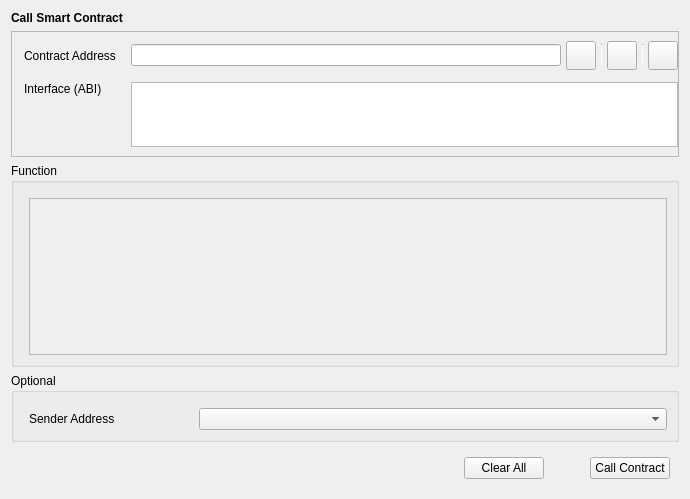
Before: the Qt Designer form src/qt/forms/callcontract.ui in FantasyGold/FantasyGold-Core, drawn with Qt 5.
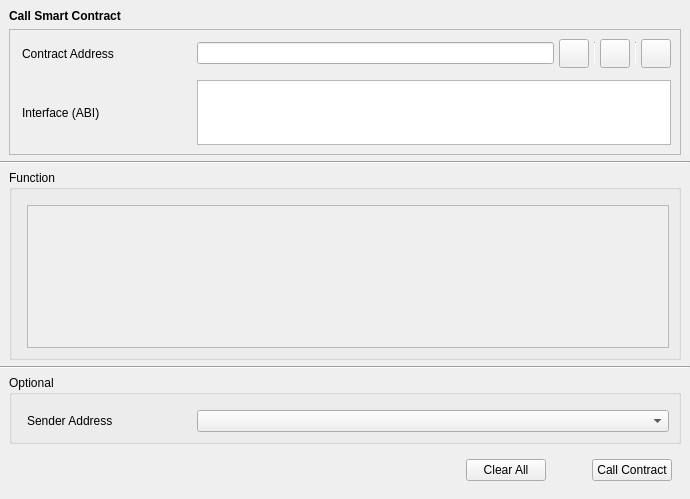
After: the same form once the commit is applied. Custom widgets are drawn as their Qt base class.

```diff
--- a/src/qt/forms/callcontract.ui
+++ b/src/qt/forms/callcontract.ui
@@ -14,6 +14,18 @@
    <string>Form</string>
   </property>
   <layout class="QVBoxLayout" name="verticalLayout">
+   <property name="leftMargin">
+    <number>0</number>
+   </property>
+   <property name="topMargin">
+    <number>9</number>
+   </property>
+   <property name="rightMargin">
+    <number>0</number>
+   </property>
+   <property name="bottomMargin">
+    <number>9</number>
+   </property>
    <item>
     <widget class="QStackedWidget" name="stackedWidget">
      <property name="currentIndex">
@@ -34,6 +46,20 @@
         <number>0</number>
        </property>
        <item>
+        <layout class="QVBoxLayout" name="verticalLayout_5">
+         <property name="leftMargin">
+          <number>9</number>
+         </property>
+         <property name="topMargin">
+          <number>0</number>
+         </property>
+         <property name="rightMargin">
+          <number>9</number>
+         </property>
+         <property name="bottomMargin">
+          <number>0</number>
+         </property>
+         <item>
         <widget class="QLabel" name="labelTitle">
          <property name="font">
           <font>
@@ -72,19 +98,15 @@
             <property name="leftMargin">
              <number>12</number>
             </property>
+              <property name="rightMargin">
+               <number>9</number>
+              </property>
             <property name="horizontalSpacing">
              <number>15</number>
             </property>
             <property name="verticalSpacing">
              <number>12</number>
             </property>
-            <item row="0" column="0">
-             <widget class="QLabel" name="labelContractAddress">
-              <property name="text">
-               <string>Contract Address</string>
-              </property>
-             </widget>
-            </item>
             <item row="1" column="2">
              <widget class="QValidatedTextEdit" name="textEditInterface">
               <property name="sizePolicy">
@@ -188,8 +210,16 @@
               </item>
              </layout>
             </item>
-            <item row="1" column="0" alignment="Qt::AlignTop">
+              <item row="1" column="0">
+               <layout class="QVBoxLayout" name="verticalLayout_10">
+                <item>
              <widget class="QLabel" name="labelInterface">
+                  <property name="minimumSize">
+                   <size>
+                    <width>160</width>
+                    <height>0</height>
+                   </size>
+                  </property>
               <property name="text">
                <string>Interface (ABI)</string>
               </property>
@@ -197,9 +227,51 @@
             </item>
            </layout>
           </item>
+              <item row="0" column="0">
+               <layout class="QVBoxLayout" name="verticalLayout_11">
+                <item>
+                 <widget class="QLabel" name="labelContractAddress">
+                  <property name="minimumSize">
+                   <size>
+                    <width>160</width>
+                    <height>0</height>
+                   </size>
+                  </property>
+                  <property name="text">
+                   <string>Contract Address</string>
+                  </property>
+                 </widget>
+                </item>
+               </layout>
+              </item>
+             </layout>
+            </item>
          </layout>
         </widget>
        </item>
+        </layout>
+       </item>
+       <item>
+        <widget class="Line" name="hContractLine">
+         <property name="orientation">
+          <enum>Qt::Horizontal</enum>
+         </property>
+        </widget>
+       </item>
+       <item>
+        <layout class="QVBoxLayout" name="verticalLayout_7">
+         <property name="leftMargin">
+          <number>9</number>
+         </property>
+         <property name="topMargin">
+          <number>0</number>
+         </property>
+         <property name="rightMargin">
+          <number>9</number>
+         </property>
+         <property name="bottomMargin">
+          <number>0</number>
+         </property>
        <item>
         <widget class="QGroupBox" name="groupBoxFunction">
          <property name="title">
@@ -223,7 +295,7 @@
                <x>0</x>
                <y>0</y>
                <width>640</width>
-               <height>155</height>
+                 <height>116</height>
               </rect>
              </property>
             </widget>
@@ -232,6 +304,29 @@
          </layout>
         </widget>
        </item>
+        </layout>
+       </item>
+       <item>
+        <widget class="Line" name="hContractLine2">
+         <property name="orientation">
+          <enum>Qt::Horizontal</enum>
+         </property>
+        </widget>
+       </item>
+       <item>
+        <layout class="QVBoxLayout" name="verticalLayout_8">
+         <property name="leftMargin">
+          <number>9</number>
+         </property>
+         <property name="topMargin">
+          <number>0</number>
+         </property>
+         <property name="rightMargin">
+          <number>9</number>
+         </property>
+         <property name="bottomMargin">
+          <number>0</number>
+         </property>
        <item>
         <widget class="QGroupBox" name="groupBoxOptional">
          <property name="title">
@@ -283,19 +378,21 @@
         </widget>
        </item>
       </layout>
+       </item>
+      </layout>
      </widget>
     </widget>
    </item>
    <item>
     <layout class="QHBoxLayout" name="horizontalLayout">
      <property name="leftMargin">
-      <number>9</number>
+      <number>18</number>
      </property>
      <property name="topMargin">
       <number>9</number>
      </property>
      <property name="rightMargin">
-      <number>9</number>
+      <number>18</number>
      </property>
      <property name="bottomMargin">
       <number>9</number>
@@ -351,11 +448,6 @@
   </layout>
  </widget>
  <customwidgets>
-  <customwidget>
-   <class>QValidatedLineEdit</class>
-   <extends>QLineEdit</extends>
-   <header>qt/qvalidatedlineedit.h</header>
-  </customwidget>
   <customwidget>
    <class>QValidatedTextEdit</class>
    <extends>QTextEdit</extends>
@@ -366,6 +458,11 @@
    <extends>QComboBox</extends>
    <header>qt/addressfield.h</header>
   </customwidget>
+  <customwidget>
+   <class>QValidatedLineEdit</class>
+   <extends>QLineEdit</extends>
+   <header>qt/qvalidatedlineedit.h</header>
+  </customwidget>
  </customwidgets>
  <resources/>
  <connections/>
```
